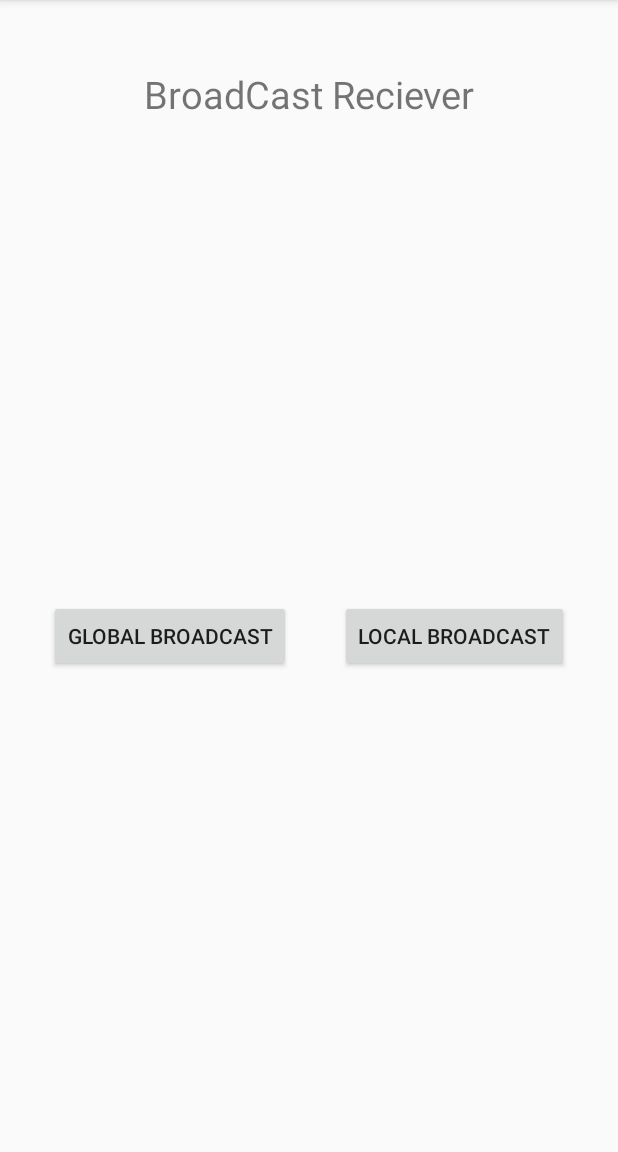
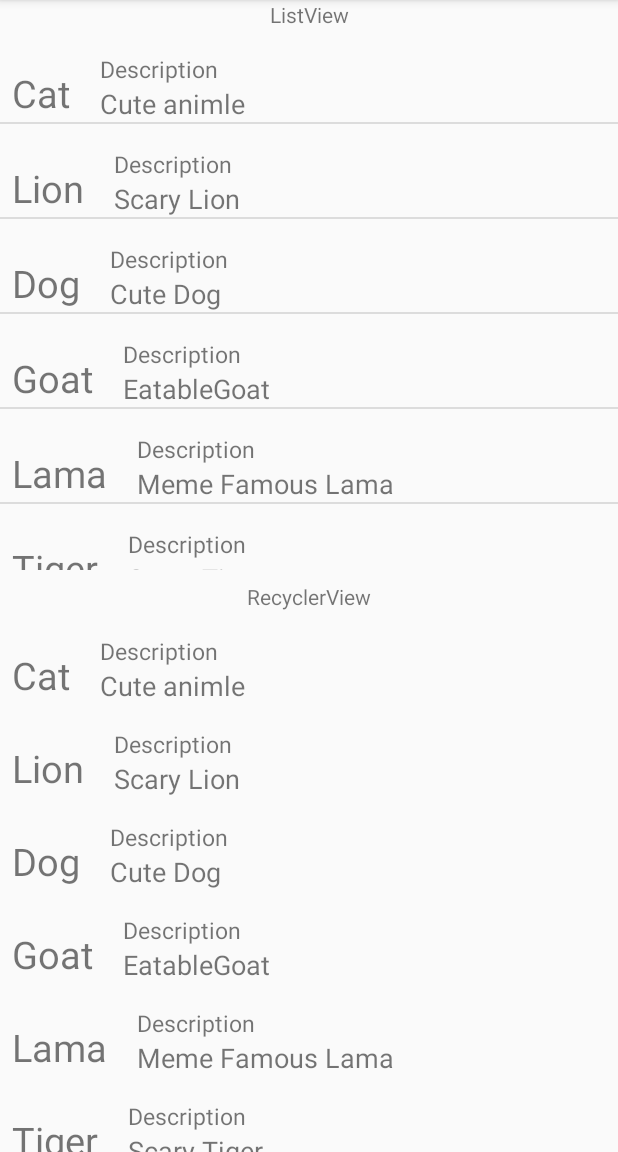
Before and after one commit to babakshahid/test, an Android app: the screen it shows after launch (BroadcastActivity before the commit, ExampleViewActivity after it), on a phone screen of 412 x 824 dp, the part 84-1236 px from its top. Run offline under Robolectric (Android 15) with nearby library versions, the phone set to English and light mode, and no system bars.

Commit message:
Work: RecyclerView, ListView and Bug Fixed in Services.

```diff
--- a/app/build.gradle
+++ b/app/build.gradle
@@ -28,6 +28,7 @@ dependencies {
     androidTestImplementation 'com.android.support.test.espresso:espresso-core:3.0.2'
     implementation "org.jetbrains.kotlin:kotlin-stdlib-jdk7:$kotlin_version"
     implementation "org.jetbrains.kotlin:kotlin-stdlib-jre7:$kotlin_version"
+    implementation 'com.android.support:recyclerview-v7:27.1.1'
 }
 repositories {
     mavenCentral()
--- a/app/src/main/AndroidManifest.xml
+++ b/app/src/main/AndroidManifest.xml
@@ -21,16 +21,16 @@
         <activity android:name="LifeCycleTest">
         </activity>
         <activity android:name=".ServiceActivity">
-
         </activity>
         <activity android:name=".BroadcastActivity">
+        </activity>
+        <activity android:name=".ExampleViewActivity">
             <intent-filter>
                 <action android:name="android.intent.action.MAIN" />
                 <category android:name="android.intent.category.LAUNCHER" />
             </intent-filter>
         </activity>
         <service android:name=".ExampleService" />
-
         <service android:name=".ExampleForegroundService" />
     </application>
 
--- a/app/src/main/java/com/example/tintash/firstapp/BroadcastActivity.java
+++ b/app/src/main/java/com/example/tintash/firstapp/BroadcastActivity.java
@@ -1,7 +1,5 @@
 package com.example.tintash.firstapp;
 
-import android.content.BroadcastReceiver;
-import android.content.Context;
 import android.content.Intent;
 import android.content.IntentFilter;
 import android.os.Bundle;
@@ -13,6 +11,7 @@ public class BroadcastActivity extends BaseClassActivity {
 
     LocalBroadcastManager localBroadcastManager;
     ExampleBroadcastReciever broadcastReciever;
+
     @Override
     protected void onCreate(@Nullable Bundle savedInstanceState) {
         super.onCreate(savedInstanceState);
@@ -21,7 +20,7 @@ public class BroadcastActivity extends BaseClassActivity {
     }
 
     public void init(){
-        broadcastReciever= new ExampleBroadcastReciever();
+        broadcastReciever = new ExampleBroadcastReciever();
         registerReceiver(broadcastReciever,
                 new IntentFilter(Constants.ACTION.GLOBAL_BROADCAST_INTENT));
         localBroadcastManager = LocalBroadcastManager.getInstance(this);
--- a/app/src/main/java/com/example/tintash/firstapp/ExampleBroadcastReciever.java
+++ b/app/src/main/java/com/example/tintash/firstapp/ExampleBroadcastReciever.java
@@ -9,9 +9,10 @@ public class ExampleBroadcastReciever extends BroadcastReceiver {
 
     @Override
     public void onReceive(Context context, Intent intent) {
+        if(intent.getAction() == null) return;
         if(intent.getAction().equals(Constants.ACTION.GLOBAL_BROADCAST_INTENT)) {
             Toast.makeText(context, "Global Broadcast Recieved", Toast.LENGTH_SHORT).show();
-        }else {
+        } else {
             Toast.makeText(context, "Local Broadcast Recieved", Toast.LENGTH_SHORT).show();
         }
     }
--- a/app/src/main/java/com/example/tintash/firstapp/ExampleForegroundService.java
+++ b/app/src/main/java/com/example/tintash/firstapp/ExampleForegroundService.java
@@ -42,24 +42,21 @@ public class ExampleForegroundService extends Service {
             PendingIntent ppreviousIntent = PendingIntent.getService(this, 0,
                     previousIntent, 0);
 
+            Intent nextIntent = new Intent(this, ExampleForegroundService.class);
+            nextIntent.setAction(Constants.ACTION.NEXT_ACTION);
+            PendingIntent pnextIntent = PendingIntent.getService(this, 0,
+                    nextIntent, 0);
+
             Intent playIntent = new Intent(this, ExampleForegroundService.class);
             playIntent.setAction(Constants.ACTION.PLAY_ACTION);
             PendingIntent pplayIntent = PendingIntent.getService(this, 0,
                     playIntent, 0);
 
             Intent pauseIntent = new Intent(this, ExampleForegroundService.class);
-            playIntent.setAction(Constants.ACTION.PAUSE_ACTION);
+            pauseIntent.setAction(Constants.ACTION.PAUSE_ACTION);
             PendingIntent ppauseIntent = PendingIntent.getService(this, 0,
-                    playIntent, 0);
+                    pauseIntent, 0);
 
-
-            Intent nextIntent = new Intent(this, ExampleForegroundService.class);
-            nextIntent.setAction(Constants.ACTION.NEXT_ACTION);
-            PendingIntent pnextIntent = PendingIntent.getService(this, 0,
-                    nextIntent, 0);
-
-            Bitmap icon = BitmapFactory.decodeResource(getResources(),
-                    R.drawable.ic_launcher_foreground);
 
             pause = new NotificationCompat.Builder(this)
                     .setContentTitle("Test Music Player")
@@ -110,17 +107,26 @@ public class ExampleForegroundService extends Service {
         }else if (intent.getAction().equals(
                 Constants.ACTION.STOPFOREGROUND_ACTION)) {
             Toast.makeText(this, "Forground Service Stoping", Toast.LENGTH_LONG).show();
+            myPlayer.stop();
             stopForeground(true);
             stopSelf();
         }
         return START_STICKY;
     }
 
-
+    @Override
+    public void onTaskRemoved(Intent rootIntent) {
+        Toast.makeText(this, "Service Stopped", Toast.LENGTH_LONG).show();
+        stopForeground(true);
+        myPlayer.stop();
+        super.onTaskRemoved(rootIntent);
+    }
 
     @Override
     public void onDestroy() {
         Toast.makeText(this, "Service Stopped", Toast.LENGTH_LONG).show();
+        stopForeground(true);
+        myPlayer.stop();
         super.onDestroy();
     }
 
--- a/app/src/main/java/com/example/tintash/firstapp/ExampleService.java
+++ b/app/src/main/java/com/example/tintash/firstapp/ExampleService.java
@@ -23,7 +23,7 @@ public class ExampleService extends Service{
     public void onCreate() {
         Toast.makeText(this, "Service Created", Toast.LENGTH_LONG).show();
         Log.d("Service","onCreate");
-        myPlayer = MediaPlayer.create(this,R.raw.sample);
+        myPlayer = MediaPlayer.create(this, R.raw.sample);
         myPlayer.setLooping(false);
     }
 
--- /dev/null
+++ b/app/src/main/java/com/example/tintash/firstapp/ExampleViewActivity.java
@@ -0,0 +1,49 @@
+package com.example.tintash.firstapp;
+
+import android.os.Bundle;
+import android.support.annotation.Nullable;
+import android.support.v7.widget.LinearLayoutManager;
+import android.support.v7.widget.RecyclerView;
+import android.widget.ListView;
+
+import java.util.ArrayList;
+import java.util.Arrays;
+
+public class ExampleViewActivity extends BaseClassActivity {
+
+    RecyclerView recyclerView;
+    ArrayList<String> animals;
+    ArrayList<String> description;
+    RecyclerViewAdaptor myRecyclerAdaptor;
+    ListView listView;
+    ListViewAdaptor myListviewAdaptor;
+
+    @Override
+    protected void onCreate(@Nullable Bundle savedInstanceState) {
+        super.onCreate(savedInstanceState);
+        setContentView(R.layout.activity_views);
+        init();
+        run();
+    }
+
+    private void init(){
+        recyclerView = findViewById( R.id.RecyclerView );
+
+        animals = new ArrayList<>( Arrays.asList(
+                getResources().getStringArray(R.array.animals)));
+
+        description = new ArrayList<>( Arrays.asList(
+                getResources().getStringArray(R.array.animal_Description)));
+        myRecyclerAdaptor = new RecyclerViewAdaptor(this, animals,description);
+        listView = findViewById(R.id.listView);
+        myListviewAdaptor= new ListViewAdaptor(this,animals,description);
+    }
+
+    public void run(){
+        recyclerView.setAdapter(myRecyclerAdaptor);
+        recyclerView.setLayoutManager(new LinearLayoutManager(this));
+        listView.setAdapter(myListviewAdaptor);
+
+    }
+
+}
--- a/app/src/main/java/com/example/tintash/firstapp/JavaActivity2.java
+++ b/app/src/main/java/com/example/tintash/firstapp/JavaActivity2.java
@@ -16,12 +16,12 @@ public class JavaActivity2 extends BaseClassActivity {
         init();
         setter();
         int randomInt = 0;
-        if (count>0) {
+        if (count > 0) {
             randomInt = new Random().nextInt(count);
         }
 
         // Display the random number.
-        tvRandom.setText(Integer.toString(randomInt));
+        tvRandom.setText(String.valueOf(randomInt));
 
         // Substitute the max value into the string resource
         // for the heading, and update the heading
--- a/app/src/main/java/com/example/tintash/firstapp/KotlinActivity1.kt
+++ b/app/src/main/java/com/example/tintash/firstapp/KotlinActivity1.kt
@@ -11,12 +11,14 @@ class KotlinActivity1 : BaseClassActivity() {
     var count_int = 0
     lateinit var context: Context
     val TOTAL_COUNT = "total"
+
     override fun onCreate(savedInstanceState: Bundle?) {
         super.onCreate(savedInstanceState)
         setContentView(R.layout.activity_test_java1)
         context = this
         setter()
     }
+
     fun setter(){
         count.setOnClickListener {
             count_int += 1
--- a/app/src/main/java/com/example/tintash/firstapp/KotlinActivity2.kt
+++ b/app/src/main/java/com/example/tintash/firstapp/KotlinActivity2.kt
@@ -1,6 +1,5 @@
 package com.example.tintash.firstapp
 
-import android.support.v7.app.AppCompatActivity
 import android.os.Bundle
 import kotlinx.android.synthetic.main.activity_test_java2.*
 import java.util.*
@@ -9,6 +8,7 @@ class KotlinActivity2 : BaseClassActivity() {
 
     val TOTAL_COUNT = "total"
     var count = 0
+
     override fun onCreate(savedInstanceState: Bundle?) {
         super.onCreate(savedInstanceState)
         setContentView(R.layout.activity_test_java2)
--- /dev/null
+++ b/app/src/main/java/com/example/tintash/firstapp/ListViewAdaptor.java
@@ -0,0 +1,67 @@
+package com.example.tintash.firstapp;
+
+import android.animation.LayoutTransition;
+import android.content.Context;
+import android.util.Log;
+import android.view.LayoutInflater;
+import android.view.View;
+import android.view.ViewGroup;
+import android.widget.BaseAdapter;
+import android.widget.TextView;
+
+import java.util.ArrayList;
+
+public class ListViewAdaptor extends BaseAdapter {
+    Context context;
+    ArrayList<String> header_Data;
+    ArrayList<String> description_Data;
+    int count;
+    int count2;
+    static class myViewHolder{
+        TextView header;
+        TextView description;
+    }
+
+    public ListViewAdaptor(Context ct, ArrayList<String> s1,ArrayList<String> s2 ){
+        context = ct;
+        header_Data = s1;
+        description_Data=s2;
+        count=count2=0;
+    }
+
+    @Override
+    public int getCount() {
+        return header_Data.size();
+    }
+
+    @Override
+    public Object getItem(int position) {
+        return header_Data.get(position);
+    }
+
+    @Override
+    public long getItemId(int position) {
+        return position;
+    }
+
+    @Override
+    public View getView(int position, View convertView, ViewGroup parent) {
+        myViewHolder viewHolder;
+        if(convertView == null){
+            convertView = LayoutInflater.from(context).inflate(R.layout.list_row,null);
+            viewHolder = new myViewHolder();
+            viewHolder.header = convertView.findViewById(R.id.header);
+            viewHolder.description = convertView.findViewById(R.id.description);
+            convertView.setTag(viewHolder);
+            Log.d("GetView, if",count+"");
+            count++;
+        }else{
+            viewHolder = (myViewHolder) convertView.getTag();
+            Log.d("GetView, else",count2+"");
+            count2++;
+        }
+        viewHolder.header.setText(header_Data.get(position));
+        viewHolder.description.setText(description_Data.get(position));
+        return convertView;
+    }
+}
--- /dev/null
+++ b/app/src/main/java/com/example/tintash/firstapp/RecyclerViewAdaptor.java
@@ -0,0 +1,59 @@
+package com.example.tintash.firstapp;
+
+import android.content.Context;
+import android.support.annotation.NonNull;
+import android.support.v7.widget.RecyclerView;
+import android.util.Log;
+import android.view.LayoutInflater;
+import android.view.View;
+import android.widget.TextView;
+
+import java.util.ArrayList;
+
+public class RecyclerViewAdaptor extends RecyclerView.Adapter<RecyclerViewAdaptor.myHolder>{
+
+    Context context;
+    ArrayList<String> header_Data;
+    ArrayList<String> description_Data;
+    int count;
+
+    public RecyclerViewAdaptor(Context ct, ArrayList<String> s1, ArrayList<String> s2){
+        context = ct;
+        header_Data = s1;
+        description_Data=s2;
+        count = 0;
+    }
+
+
+    @NonNull
+    @Override
+    public RecyclerViewAdaptor.myHolder onCreateViewHolder(@NonNull android.view.ViewGroup parent, int viewType) {
+        View myView = LayoutInflater.from(context).inflate(
+                R.layout.list_row, parent,false);
+        Log.d("Recycler View onCreate",count + "");
+        count++;
+        return new myHolder(myView);
+    }
+
+    @Override
+    public void onBindViewHolder(@NonNull RecyclerViewAdaptor.myHolder holder, int position) {
+        holder.header.setText(header_Data.get(position));
+        holder.description.setText(description_Data.get(position));
+    }
+
+    @Override
+    public int getItemCount() {
+        return header_Data.size();
+    }
+
+    public class myHolder extends RecyclerView.ViewHolder{
+        TextView header;
+        TextView description;
+
+        public myHolder(android.view.View itemView) {
+            super(itemView);
+            header = itemView.findViewById(R.id.header);
+            description = itemView.findViewById(R.id.description);
+        }
+    }
+}
--- /dev/null
+++ b/app/src/main/res/layout/activity_views.xml
@@ -0,0 +1,61 @@
+<?xml version="1.0" encoding="utf-8"?>
+<android.support.constraint.ConstraintLayout xmlns:android="http://schemas.android.com/apk/res/android"
+    xmlns:tools="http://schemas.android.com/tools"
+    android:layout_width="match_parent"
+    android:layout_height="match_parent"
+    xmlns:app="http://schemas.android.com/apk/res-auto">
+
+    <TextView
+        android:id="@+id/textView4"
+        android:layout_width="wrap_content"
+        android:layout_height="wrap_content"
+        android:layout_marginEnd="8dp"
+        android:layout_marginLeft="8dp"
+        android:layout_marginRight="8dp"
+        android:layout_marginStart="8dp"
+        android:text="ListView"
+        app:layout_constraintLeft_toLeftOf="parent"
+        app:layout_constraintRight_toRightOf="parent"
+        app:layout_constraintTop_toTopOf="parent"
+        app:layout_constraintBottom_toTopOf="@id/listView"
+
+        />
+
+    <ListView
+        android:id="@+id/listView"
+        android:layout_width="wrap_content"
+        android:layout_height="0dp"
+        app:layout_constraintTop_toBottomOf="@id/textView4"
+        app:layout_constraintBottom_toTopOf="@id/textView3"
+        app:layout_constraintLeft_toLeftOf="parent"
+        app:layout_constraintRight_toRightOf="parent"
+        />
+
+    <TextView
+        android:id="@+id/textView3"
+        android:layout_width="wrap_content"
+        android:layout_height="wrap_content"
+        android:layout_marginEnd="8dp"
+        android:layout_marginLeft="8dp"
+        android:layout_marginRight="8dp"
+        android:layout_marginStart="8dp"
+        android:layout_marginTop="8dp"
+        android:text="RecyclerView"
+        app:layout_constraintLeft_toLeftOf="parent"
+        app:layout_constraintRight_toRightOf="parent"
+        app:layout_constraintTop_toBottomOf="@id/listView"
+        app:layout_constraintBottom_toTopOf="@id/RecyclerView"/>
+
+
+    <android.support.v7.widget.RecyclerView
+        android:id="@+id/RecyclerView"
+        android:layout_width="match_parent"
+        android:layout_height="0dp"
+        app:layout_constraintTop_toBottomOf="@id/textView3"
+        app:layout_constraintLeft_toLeftOf="parent"
+        app:layout_constraintRight_toRightOf="parent"
+        app:layout_constraintBottom_toBottomOf="parent"
+        />
+
+
+</android.support.constraint.ConstraintLayout>
--- /dev/null
+++ b/app/src/main/res/layout/list_row.xml
@@ -0,0 +1,48 @@
+<?xml version="1.0" encoding="utf-8"?>
+<android.support.constraint.ConstraintLayout xmlns:android="http://schemas.android.com/apk/res/android"
+    android:layout_width="match_parent"
+    android:layout_height="wrap_content"
+    xmlns:app="http://schemas.android.com/apk/res-auto">
+
+    <TextView
+        android:id="@+id/header"
+        android:layout_width="wrap_content"
+        android:layout_height="wrap_content"
+        android:layout_marginLeft="8dp"
+        android:layout_marginTop="25dp"
+        android:text="TextView"
+        android:textSize="25sp"
+        app:layout_constraintTop_toTopOf="parent"
+        app:layout_constraintLeft_toLeftOf="parent"
+        app:layout_constraintVertical_bias="0.0" />
+
+    <TextView
+        android:id="@+id/textView6"
+        android:layout_width="wrap_content"
+        android:layout_height="wrap_content"
+        android:layout_marginLeft="20dp"
+        android:layout_marginTop="16dp"
+        android:text="Description"
+        android:textSize="15sp"
+        app:layout_constraintLeft_toRightOf="@id/header"
+        app:layout_constraintRight_toRightOf="parent"
+        app:layout_constraintBottom_toTopOf="@id/description"
+        app:layout_constraintVertical_bias="0.0"
+        app:layout_constraintHorizontal_bias="0.0"
+        app:layout_constraintTop_toTopOf="parent"
+        />
+
+    <TextView
+        android:id="@+id/description"
+        android:layout_width="wrap_content"
+        android:layout_height="wrap_content"
+        android:layout_marginLeft="20dp"
+        android:text="Description"
+        android:textSize="18sp"
+        app:layout_constraintLeft_toRightOf="@id/header"
+        app:layout_constraintRight_toRightOf="parent"
+        app:layout_constraintTop_toBottomOf="@id/textView6"
+        app:layout_constraintVertical_bias="0.0"
+        app:layout_constraintHorizontal_bias="0.0"
+        />
+</android.support.constraint.ConstraintLayout>
--- a/app/src/main/res/values/strings.xml
+++ b/app/src/main/res/values/strings.xml
@@ -5,4 +5,22 @@
     <string name="btn_toast">Toast</string>
     <string name="tv_count">0</string>
     <string name="header">Here is a random number between 0 and %d</string>
+
+    <array name="animals">
+        <item>Cat</item>
+        <item>Lion</item>
+        <item>Dog</item>
+        <item>Goat</item>
+        <item>Lama</item>
+        <item>Tiger</item>
+    </array>
+
+    <array name="animal_Description">
+        <item>Cute animle</item>
+        <item>Scary Lion</item>
+        <item>Cute Dog</item>
+        <item>EatableGoat</item>
+        <item>Meme Famous Lama</item>
+        <item>Scary Tiger</item>
+    </array>
 </resources>
```
Also changed, not shown: app/src/main/java/com/example/tintash/firstapp/JavaActivity1.java (+4 -3 lines), app/src/main/java/com/example/tintash/firstapp/ServiceActivity.java (+7 -9 lines).
